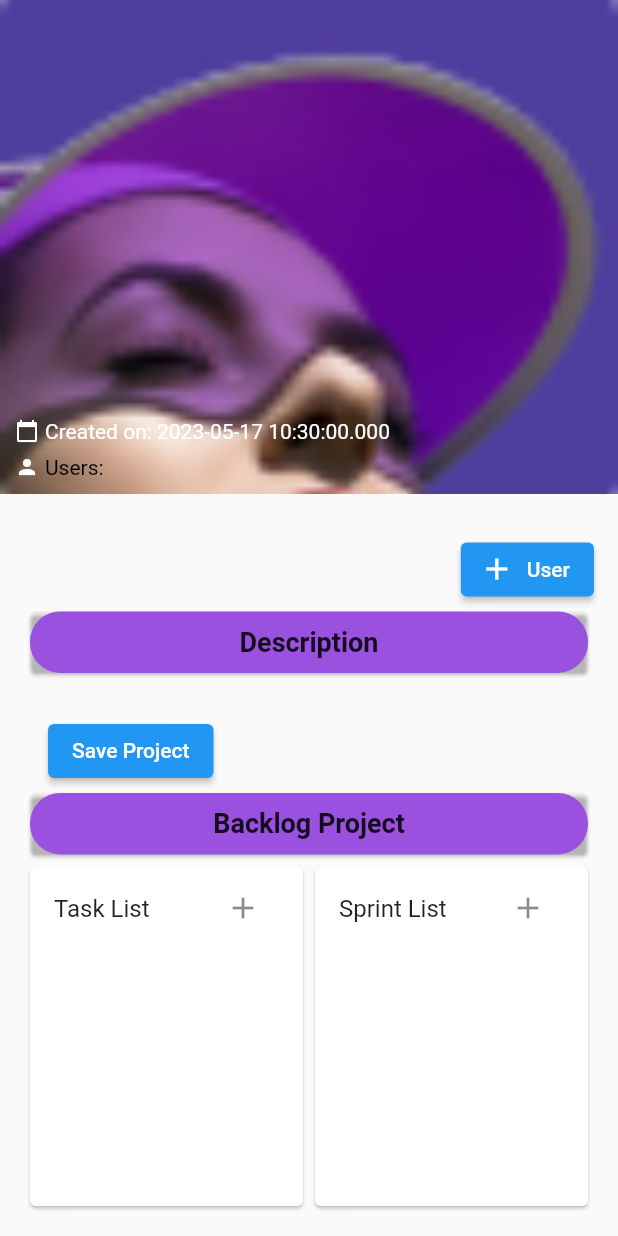
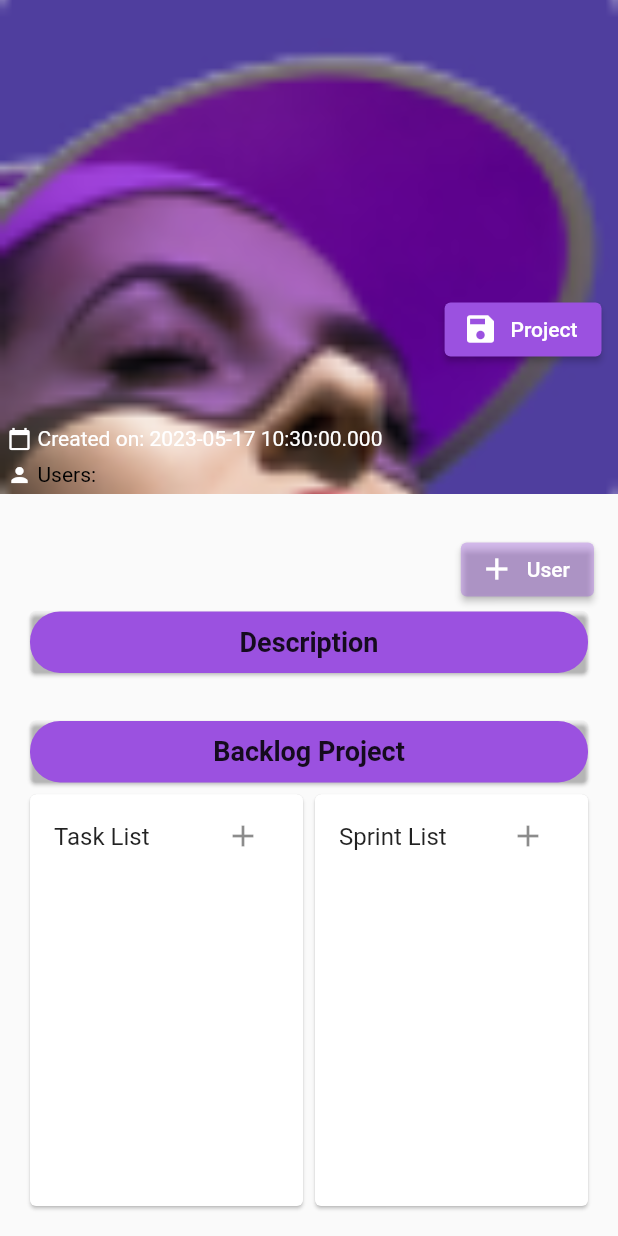
Before and after one commit to amenyy/suiviProjet, a Flutter app: the ProjectDetailsScreen screen opened directly with empty values, on a phone screen of 412 x 824 dp. Run offline on Flutter 3.47's test engine with Material 2 defaults, Android fonts, the phone set to English and light mode, and no system bars; network calls fail.

Commit message:
feature: backlog fix design project by ameny

```diff
--- a/lib/main.dart
+++ b/lib/main.dart
@@ -14,7 +14,7 @@ class MyApp extends StatelessWidget {
     return MaterialApp(
       title: 'Project Tracker',
       theme: ThemeData(
-        primarySwatch: Colors.blue,
+        primarySwatch: Colors.purple,
       ),
       home: ProjectList(),
     );
--- a/lib/project_details_screen.dart
+++ b/lib/project_details_screen.dart
@@ -176,11 +176,25 @@ class _ProjectDetailsScreenState extends State<ProjectDetailsScreen> {
                 fit: BoxFit.cover,
               ),
               Padding(
-                padding: const EdgeInsets.all(10.0),
+                padding: const EdgeInsets.all(5.0),
                 child: Column(
                   mainAxisAlignment: MainAxisAlignment.end,
                   crossAxisAlignment: CrossAxisAlignment.start,
                   children: [
+                    Container(
+                      margin: const EdgeInsets.only(top: 1.0, right: 6.0),
+                      child: Align(
+                        alignment: Alignment.topRight,
+                        child: ElevatedButton.icon(
+                          onPressed: _saveProject, // Save the project
+                          icon: Icon(Icons.save),
+                          label: Text('Project'),
+                          style: ElevatedButton.styleFrom(
+                            primary: Color(0xFF9B51E0),
+                          ),
+                        ),
+                      ),
+                    ),
                     Text(
                       widget.project.name,
                       style: TextStyle(
@@ -245,6 +259,9 @@ class _ProjectDetailsScreenState extends State<ProjectDetailsScreen> {
                     },
                     icon: Icon(Icons.add),
                     label: Text('User'),
+                    style: ElevatedButton.styleFrom(
+                      primary: Color.fromARGB(87, 155, 81, 224),
+                    ),
                   ),
                 ),
               ),
@@ -270,16 +287,9 @@ class _ProjectDetailsScreenState extends State<ProjectDetailsScreen> {
               ),
               SizedBox(height: 5),
               Text(
-                widget.project.description,
+                widget.project.description ?? "no description to show ",
                 style: TextStyle(
                   fontSize: 16,
-                ),
-              ),
-              Container(
-                margin: const EdgeInsets.symmetric(horizontal: 16.0),
-                child: ElevatedButton(
-                  onPressed: _saveProject, // Save the project
-                  child: Text('Save Project'),
                 ),
               ),
               Card(
```
Also changed, not shown: projects.json (+21 -0 lines).
